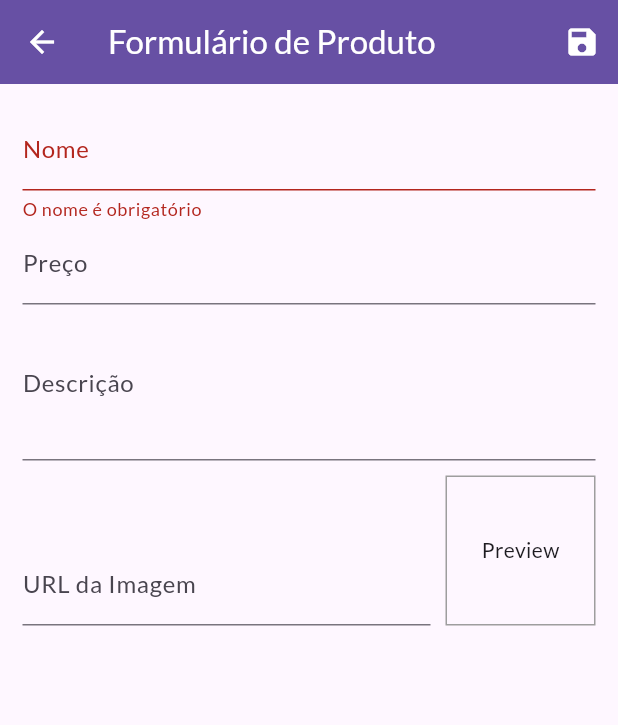
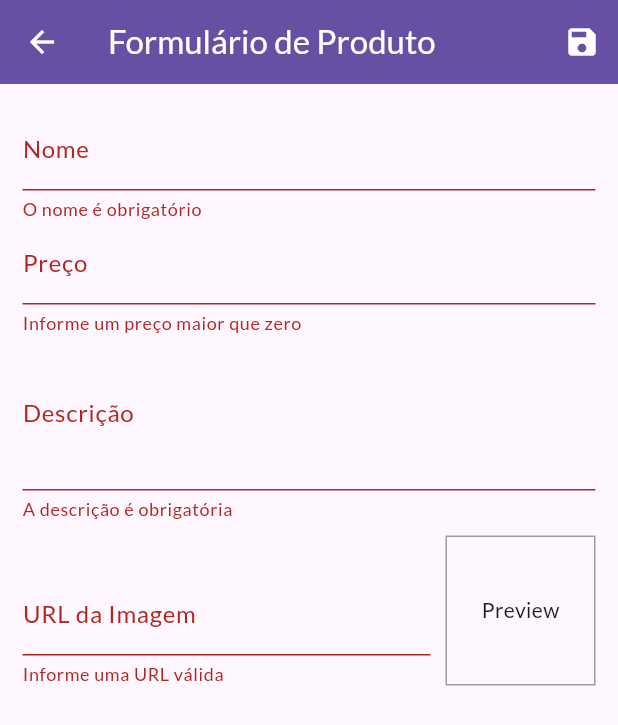
Before and after one commit to danilofreeire/minha-loja, a Flutter app: the ProductFormView screen opened by its route, after a tap on the "save" icon, on a phone screen of 412 x 824 dp. Shown: the top 725 px of the screen. Run offline on Flutter 3.47's test engine with Material 3 defaults, Android fonts, the phone set to English and light mode, and no system bars; network calls fail.

Commit message:
Validação do Formulário #02

```diff
--- a/lib/views/product_form_view.dart
+++ b/lib/views/product_form_view.dart
@@ -39,6 +39,15 @@ class _ProductFormViewState extends State<ProductFormView> {
 
   void updateImage() {
     setState(() {});
+  }
+
+  bool isValidImageUrl(String url) {
+    bool isValidUrl = Uri.tryParse(url)?.hasAbsolutePath ?? false;
+    bool endsWithFile =
+        url.toLowerCase().endsWith('.png') ||
+        url.toLowerCase().endsWith('.jpg') ||
+        url.toLowerCase().endsWith('.jpeg');
+    return isValidUrl && endsWithFile;
   }
 
   void _submitForm() {
@@ -102,6 +111,15 @@ class _ProductFormViewState extends State<ProductFormView> {
                   FocusScope.of(context).requestFocus(_descriptionFocus);
                 },
                 onSaved: (price) => _formData['price'] = double.parse(price!),
+                validator: (_price) {
+                  final priceValue = _price ?? '';
+                  final priceNumber = double.tryParse(priceValue) ?? -1;
+
+                  if (priceNumber <= 0) {
+                    return 'Informe um preço maior que zero';
+                  }
+                  return null;
+                },
               ),
               TextFormField(
                 decoration: InputDecoration(labelText: 'Descrição'),
@@ -112,6 +130,16 @@ class _ProductFormViewState extends State<ProductFormView> {
                 onSaved:
                     (description) =>
                         _formData['description'] = description ?? '',
+                validator: (_description) {
+                  final descriptionValue = _description ?? '';
+                  if (descriptionValue.trim().isEmpty) {
+                    return 'A descrição é obrigatória';
+                  }
+                  if (descriptionValue.trim().length < 10) {
+                    return 'A descrição deve ter pelo menos 10 letras';
+                  }
+                  return null;
+                },
               ),
               Row(
                 mainAxisAlignment: MainAxisAlignment.spaceBetween,
@@ -127,6 +155,14 @@ class _ProductFormViewState extends State<ProductFormView> {
                       onFieldSubmitted: (_) => _submitForm(),
                       onSaved:
                           (imageUrl) => _formData['imageUrl'] = imageUrl ?? '',
+                      validator: (_imageUrl) {
+                        final imageUrlValue = _imageUrl ?? '';
+                        if (!isValidImageUrl(imageUrlValue)) {
+                          return 'Informe uma URL válida';
+                        }
+
+                        return null;
+                      },
                     ),
                   ),
                   Container(
```
